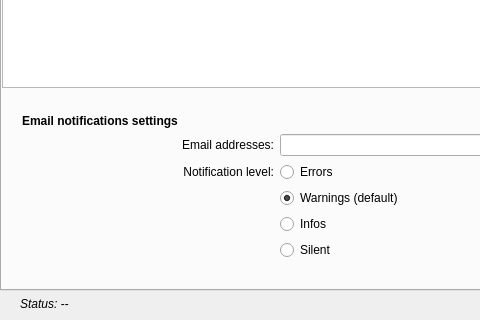
Above: xeprtools/customxepr_ui_linux.ui from OE-FET/customxepr before the change; both pictures show x 0 to 480 and y 344 to 664 of the 807 by 664 pixel window. Below: the same form after it.
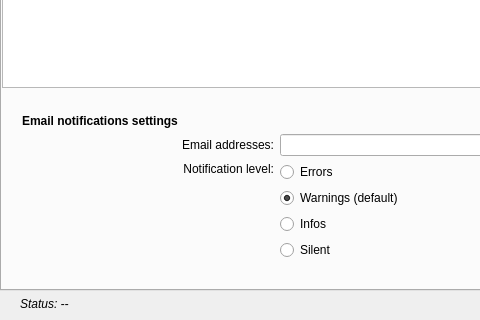
That is the form after the change. The open tabs and pages were chosen to show the change. Custom widgets are drawn as their Qt base class.

Diff of the .ui file:
```diff
--- a/xeprtools/customxepr_ui_linux.ui
+++ b/xeprtools/customxepr_ui_linux.ui
@@ -551,29 +551,16 @@
             </property>
            </widget>
           </item>
-          <item row="2" column="0">
+          <item row="2" column="0" rowspan="4">
            <widget class="QLabel" name="label_2">
             <property name="text">
              <string>Notification level:</string>
             </property>
             <property name="alignment">
-             <set>Qt::AlignRight|Qt::AlignTrailing|Qt::AlignVCenter</set>
+             <set>Qt::AlignRight|Qt::AlignTop|Qt::AlignTrailing</set>
             </property>
            </widget>
           </item>
-          <item row="3" column="0" rowspan="3">
-           <spacer name="horizontalSpacer">
-            <property name="orientation">
-             <enum>Qt::Horizontal</enum>
-            </property>
-            <property name="sizeHint" stdset="0">
-             <size>
-              <width>40</width>
-              <height>20</height>
-             </size>
-            </property>
-           </spacer>
-          </item>
          </layout>
         </item>
         <item row="0" column="0">
```
Left out of the diff: 6 changed lines with no effect on the pictures.
